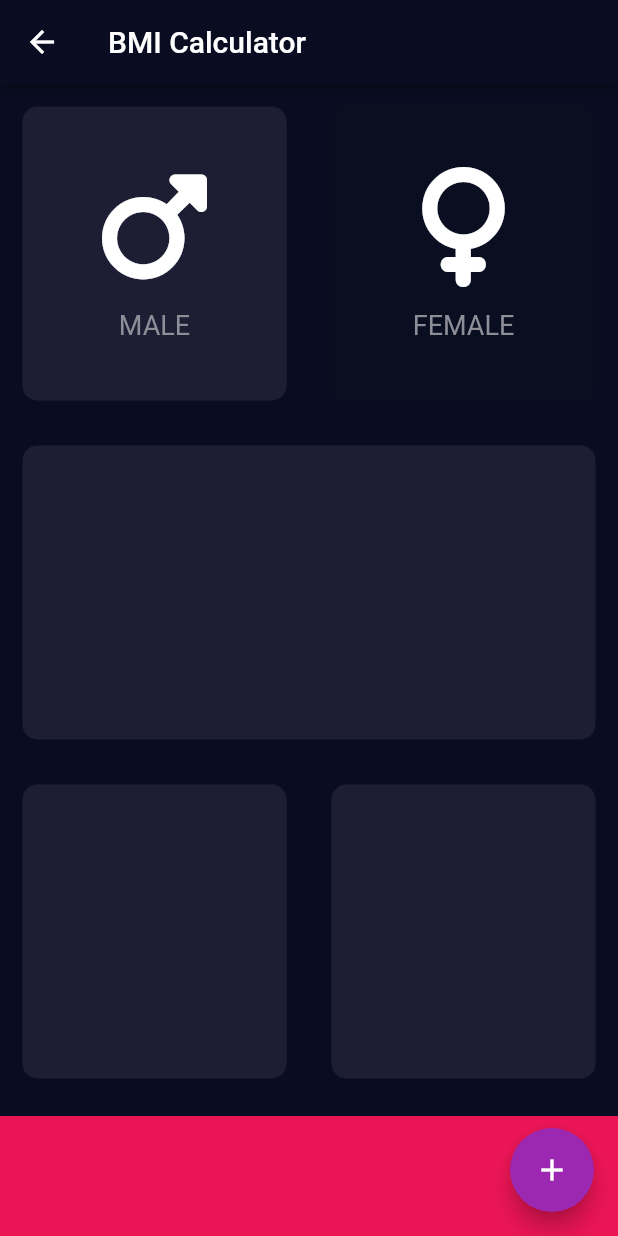
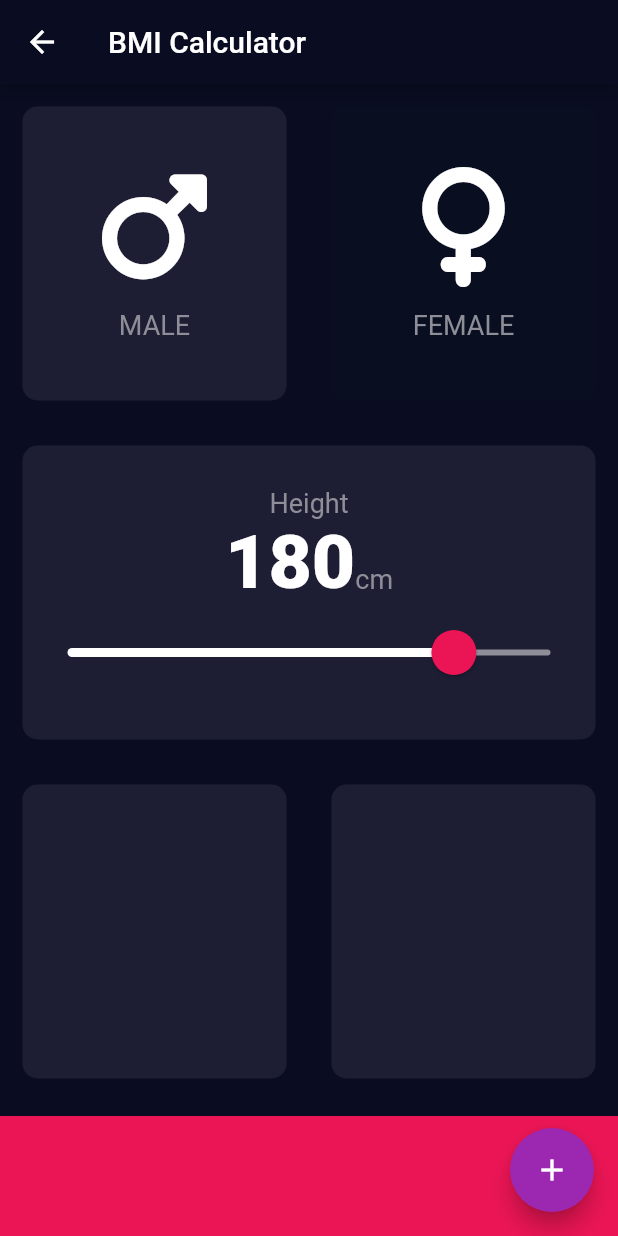
Before and after one commit to viswanath-pamarthi/Flutter_App, a Flutter app: the InputPage screen opened directly, on a phone screen of 412 x 824 dp. Run offline on Flutter 3.47's test engine with Material 2 defaults, Android fonts, the phone set to English and light mode, and no system bars; our stand-ins replace audioplayers, font_awesome_flutter, rflutter_alert; missing offline and left inert: dart:ffi.

Commit message:
- Moved app wide used constants like colors, values, styles to constants file - BMI calculator - added second block to capture the height with custom themed slider

```diff
--- a/lib/bmi_calculator_page.dart
+++ b/lib/bmi_calculator_page.dart
@@ -1,15 +1,10 @@
-import 'dart:ffi';
 import 'package:flutter_app/Enums/Gender.dart';
 import 'package:font_awesome_flutter/font_awesome_flutter.dart';
 import 'package:flutter/material.dart';
 
+import 'package:flutter_app/constants.dart';
 import 'custom_widgets/icon_content.dart';
 import 'custom_widgets/reusable_card.dart';
-
-const bottomContainerHeight = 80.0;
-const bottomContainerColor = Color(0xFFEB1555); //type is inferred with const
-const Color activeCardColor = Color(0xFF1D1E33);
-const Color inactiveCardColor = Color(0xFF0A0E21);
 
 class BmiCalculatorPage extends StatelessWidget {
   const BmiCalculatorPage({Key? key}) : super(key: key);
@@ -29,6 +24,7 @@ class InputPage extends StatefulWidget {
 
 class _InputPageState extends State<InputPage> {
   Gender selectedGender = Gender.male;
+  int height = 180;
 
   @override
   Widget build(BuildContext context) {
@@ -37,6 +33,7 @@ class _InputPageState extends State<InputPage> {
         title: const Text('BMI Calculator'),
       ),
       body: Column(
+        crossAxisAlignment: CrossAxisAlignment.stretch,
         children: <Widget>[
           Expanded(
             child: Row(
@@ -44,8 +41,8 @@ class _InputPageState extends State<InputPage> {
                 Expanded(
                   child: ReusableCard(
                     colour: selectedGender == Gender.male
-                        ? activeCardColor
-                        : inactiveCardColor,
+                        ? kActiveCardColor
+                        : kInactiveCardColor,
                     cardChild: const IconContent(
                         iconData: FontAwesomeIcons.mars, iconText: 'MALE'),
                     tapFunction: () {
@@ -58,8 +55,8 @@ class _InputPageState extends State<InputPage> {
                 Expanded(
                   child: ReusableCard(
                     colour: selectedGender == Gender.female
-                        ? activeCardColor
-                        : inactiveCardColor,
+                        ? kActiveCardColor
+                        : kInactiveCardColor,
                     cardChild: const IconContent(
                         iconData: FontAwesomeIcons.venus, iconText: 'FEMALE'),
                     tapFunction: () {
@@ -77,7 +74,56 @@ class _InputPageState extends State<InputPage> {
               children: <Widget>[
                 Expanded(
                   child: ReusableCard(
-                    colour: activeCardColor,
+                    colour: kActiveCardColor,
+                    cardChild: Column(
+                      mainAxisAlignment: MainAxisAlignment.center,
+                      children: <Widget>[
+                        Text(
+                          'Height',
+                          style: kLabelTextStyle,
+                        ),
+                        Row(
+                          mainAxisAlignment: MainAxisAlignment.center,
+                          crossAxisAlignment: CrossAxisAlignment.baseline,
+                          textBaseline: TextBaseline.alphabetic,
+                          children: <Widget>[
+                            Text(
+                              height.toString(),
+                              style: kNumberTextStyle,
+                            ),
+                            const Text(
+                              'cm',
+                              style: kLabelTextStyle,
+                            )
+                          ],
+                        ),
+                        SliderTheme(
+                          //.of returns data property/ data of the closest SliderTheme in the given context
+                          data: SliderTheme.of(context).copyWith(
+                              activeTrackColor: Colors.white,
+                              inactiveTrackColor: Color(0xFF8D8E98),
+                              thumbColor: Color(0xFFEB1555),
+                              overlayColor: Color(0x29EB1555),
+                              thumbShape: RoundSliderThumbShape(
+                                  enabledThumbRadius: 15.0),
+                              overlayShape:
+                                  RoundSliderOverlayShape(overlayRadius: 30.0)),
+                          child: Slider(
+                            value: height.toDouble(),
+                            min: 20.0,
+                            max: 220.0,
+                            //This activeColor etc defined here will override colors in theme
+                            // activeColor: Colors.white,
+                            // inactiveColor: Color(0xFF8D8E98),
+                            onChanged: (double newValue) {
+                              setState(() {
+                                height = newValue.round();
+                              });
+                            },
+                          ),
+                        )
+                      ],
+                    ),
                   ),
                 ),
               ],
@@ -88,12 +134,12 @@ class _InputPageState extends State<InputPage> {
               children: <Widget>[
                 Expanded(
                   child: ReusableCard(
-                    colour: activeCardColor,
+                    colour: kActiveCardColor,
                   ),
                 ),
                 Expanded(
                   child: ReusableCard(
-                    colour: activeCardColor,
+                    colour: kActiveCardColor,
                   ),
                   // flex: 5,
                 ),
@@ -101,10 +147,10 @@ class _InputPageState extends State<InputPage> {
             ),
           ),
           Container(
-            color: bottomContainerColor,
+            color: kBottomContainerColor,
             margin: const EdgeInsets.only(top: 10.0),
             width: double.infinity,
-            height: bottomContainerHeight,
+            height: kBottomContainerHeight,
           )
         ],
       ),
--- /dev/null
+++ b/lib/constants.dart
@@ -0,0 +1,17 @@
+import 'package:flutter/material.dart';
+
+//Naming of constants starts with 'k', makes it simpler while typing just type k and you see suggestions for all constans
+const kBottomContainerHeight = 80.0;
+const kBottomContainerColor = Color(0xFFEB1555); //type is inferred with const
+const Color kActiveCardColor = Color(0xFF1D1E33);
+const Color kInactiveCardColor = Color(0xFF0A0E21);
+
+const TextStyle kLabelTextStyle = TextStyle(
+  fontSize: 18.0,
+  color: Color(0xFF8D8E98),
+);
+
+const TextStyle kNumberTextStyle = TextStyle(
+  fontSize: 50.0,
+  fontWeight: FontWeight.w900,
+);
--- a/lib/custom_widgets/icon_content.dart
+++ b/lib/custom_widgets/icon_content.dart
@@ -1,9 +1,5 @@
 import 'package:flutter/material.dart';
-
-const TextStyle labelTextStyle = TextStyle(
-  fontSize: 18.0,
-  color: Color(0xFF8D8E98),
-);
+import 'package:flutter_app/constants.dart';
 
 class IconContent extends StatelessWidget {
   final IconData iconData;
@@ -23,7 +19,7 @@ class IconContent extends StatelessWidget {
         const SizedBox(height: 15.0),
         Text(
           iconText,
-          style: labelTextStyle,
+          style: kLabelTextStyle,
         )
       ],
     );
```
